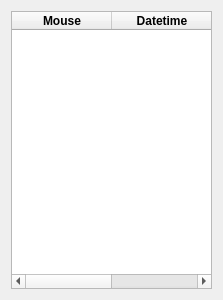
yagarwal123/autonomouse, file Python/gui/mousewin.ui: the form before one commit.
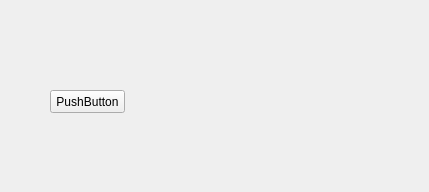
The form after the commit.

Diff of the .ui file:
```diff
--- a/Python/gui/mousewin.ui
+++ b/Python/gui/mousewin.ui
@@ -1,46 +1,31 @@
 <?xml version="1.0" encoding="UTF-8"?>
 <ui version="4.0">
- <class>Dialog</class>
- <widget class="QDialog" name="Dialog">
+ <class>mouseWin</class>
+ <widget class="QWidget" name="mouseWin">
   <property name="geometry">
    <rect>
     <x>0</x>
     <y>0</y>
-    <width>223</width>
-    <height>300</height>
+    <width>429</width>
+    <height>192</height>
    </rect>
   </property>
   <property name="windowTitle">
    <string>Dialog</string>
   </property>
-  <layout class="QGridLayout" name="gridLayout">
-   <item row="0" column="0">
-    <widget class="QTableWidget" name="mouseBox">
-     <column>
-      <property name="text">
-       <string>Mouse</string>
-      </property>
-      <property name="font">
-       <font>
-        <weight>75</weight>
-        <bold>true</bold>
-       </font>
-      </property>
-     </column>
-     <column>
-      <property name="text">
-       <string>Datetime</string>
-      </property>
-      <property name="font">
-       <font>
-        <weight>75</weight>
-        <bold>true</bold>
-       </font>
-      </property>
-     </column>
-    </widget>
-   </item>
-  </layout>
+  <widget class="QPushButton" name="pushButton">
+   <property name="geometry">
+    <rect>
+     <x>50</x>
+     <y>90</y>
+     <width>75</width>
+     <height>23</height>
+    </rect>
+   </property>
+   <property name="text">
+    <string>PushButton</string>
+   </property>
+  </widget>
  </widget>
  <resources/>
  <connections/>
```
Left out of the diff: 2 changed lines with no effect on the pictures.
